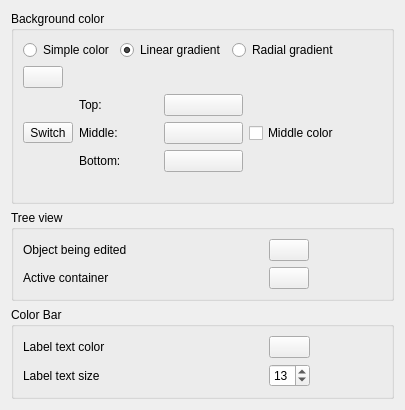
Before: the Qt Designer form src/Gui/PreferencePages/DlgSettingsViewColor.ui in southseact-3d/fcd, drawn with Qt 5.
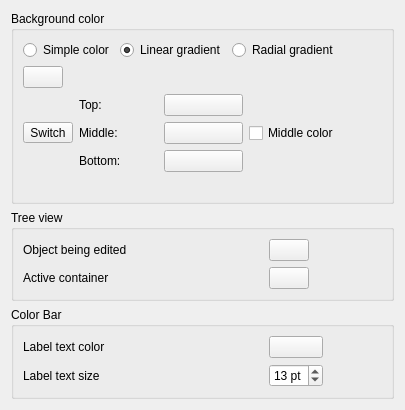
After: the same form once the commit is applied. Icons and pictures are not drawn. Custom widgets are drawn as their Qt base class.

```diff
--- a/src/Gui/PreferencePages/DlgSettingsViewColor.ui
+++ b/src/Gui/PreferencePages/DlgSettingsViewColor.ui
@@ -502,7 +502,10 @@
          <string>Color Bar (used in Mesh and FEM Wbs) Label Text Size</string>
         </property>
         <property name="alignment">
-         <set>Qt::AlignLeft|Qt::AlignVCenter</set>
+           <set>Qt::AlignLeading|Qt::AlignLeft|Qt::AlignVCenter</set>
+          </property>
+          <property name="suffix">
+           <string> pt</string>
         </property>
         <property name="minimum">
          <number>4</number>
```
Lines whose indentation alone changed are shown as unchanged.
